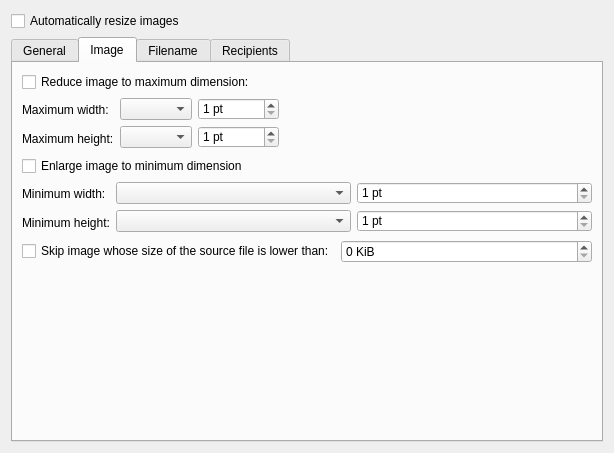
First picture: the form in messagecomposer/imagescaling/ui/imagescalingwidget.ui, repository KDE/kdepim, before the edit.
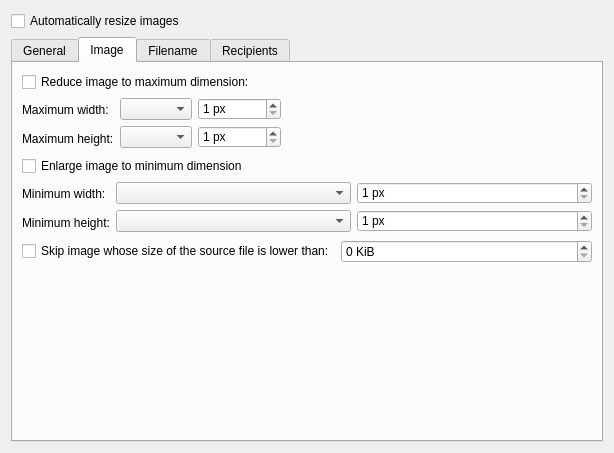
Second picture: the form after the edit. The open tabs and pages were chosen to show the change. Custom widgets are drawn as their Qt base class.

Patch:
```diff
--- a/messagecomposer/imagescaling/ui/imagescalingwidget.ui
+++ b/messagecomposer/imagescaling/ui/imagescalingwidget.ui
@@ -130,7 +130,7 @@
            <item row="0" column="1">
             <widget class="KIntSpinBox" name="customMaximumWidth">
              <property name="suffix">
-              <string> pt</string>
+              <string> px</string>
              </property>
              <property name="minimum">
               <number>1</number>
@@ -143,7 +143,7 @@
            <item row="2" column="1">
             <widget class="KIntSpinBox" name="customMaximumHeight">
              <property name="suffix">
-              <string> pt</string>
+              <string> px</string>
              </property>
              <property name="minimum">
               <number>1</number>
@@ -195,7 +195,7 @@
            <item row="0" column="1">
             <widget class="KIntSpinBox" name="customMinimumWidth">
              <property name="suffix">
-              <string> pt</string>
+              <string> px</string>
              </property>
              <property name="minimum">
               <number>1</number>
@@ -208,7 +208,7 @@
            <item row="2" column="1">
             <widget class="KIntSpinBox" name="customMinimumHeight">
              <property name="suffix">
-              <string> pt</string>
+              <string> px</string>
              </property>
              <property name="minimum">
               <number>1</number>
```
